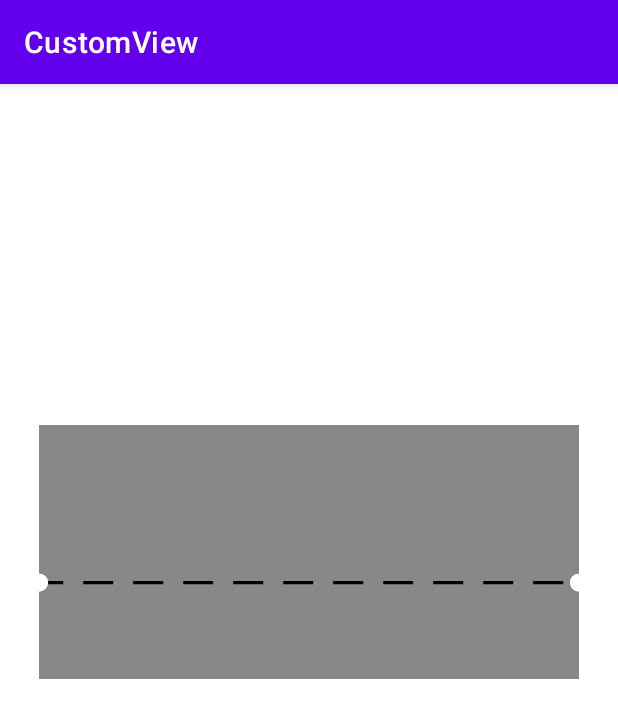
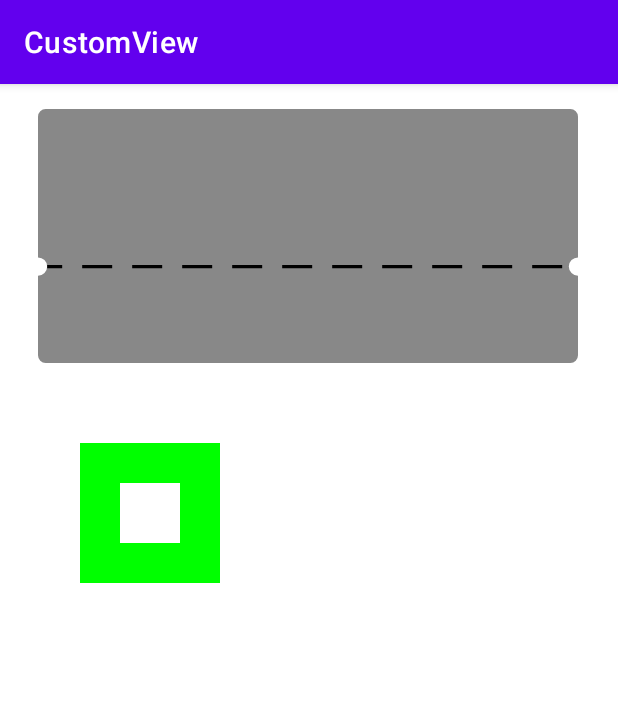
Before and after one commit to fast050/DrawShape, an Android app: the screen it shows after launch (MainActivity), on a phone screen of 412 x 824 dp. Shown: the top 718 px of the screen. Run offline under Robolectric (Android 15) with nearby library versions, the phone set to English and light mode, and no system bars.

Commit message:
draw ticket with round corner

```diff
--- /dev/null
+++ b/app/src/main/java/com/example/customview/InteractiveDrawingBackground.kt
@@ -0,0 +1,101 @@
+package com.example.customview
+
+import android.content.Context
+import android.graphics.Canvas
+import android.graphics.Color
+import android.graphics.Paint
+import android.util.AttributeSet
+import android.util.Log
+import android.view.MotionEvent
+import android.view.View
+
+class InteractiveDrawingBackground(
+    context: Context,
+    attributes: AttributeSet?,
+) :
+    View(context, attributes) {
+
+    private var cy: Float = 100f
+    private var cx: Float = 100f
+    var currentX: Float = 100f
+    var currentY: Float = 100f
+    var point1x = 0f
+    var point1y = 0f
+    var point2x = 0f
+    var point2y = 0f
+    private var counter = 0
+    private val paint = Paint()
+
+    init {
+        paint.apply {
+            color = Color.GREEN
+            style = Paint.Style.STROKE
+            strokeWidth = 40f
+        }
+    }
+
+
+    override fun onDraw(canvas: Canvas?) {
+        super.onDraw(canvas)
+
+        //canvas?.drawCircle(currentX,currentY , 100f , paint)
+        val paintLine = Paint().apply {
+            color = Color.RED
+            strokeWidth = 50f
+        }
+
+        Log.d("TAG", "onDraw :  $counter")
+
+        /*  if (counter==2){
+              canvas?.drawLine(point1x , point1y , point2x , point2y ,paintLine)
+              counter=0
+          }*/
+
+        canvas?.drawRect(
+            cx,
+            cy,
+            cx + 100f,
+            cy + 100f,
+            paint
+        )
+    }
+
+    override fun onTouchEvent(event: MotionEvent?): Boolean {
+        currentX = event?.x ?: 0f
+        currentY = event?.y ?: 0f
+        counter++
+        if (counter == 1) {
+            point1x = event?.x ?: 0f
+            point1y = event?.y ?: 0f
+        } else if (counter >= 2) {
+            point2x = event?.x ?: 0f
+            point2y = event?.y ?: 0f
+        }
+
+        when (event?.action) {
+            MotionEvent.ACTION_MOVE -> {
+
+                cx = event.x
+                cy = event.y
+
+                /*val dx = (x - cx).pow(2)
+                val dy = (y - cy).pow(2)*/
+
+                /*if (dx + dy < (radius).pow(2)) {
+                    cx = x
+                    cy = y
+                    // circle touched
+                    postInvalidate()
+
+                    return true
+                }*/
+
+                postInvalidate()
+            }
+        }
+
+
+        invalidate();
+        return super.onTouchEvent(event)
+    }
+}
--- a/app/src/main/java/com/example/customview/TicketBackGroundShape.kt
+++ b/app/src/main/java/com/example/customview/TicketBackGroundShape.kt
@@ -9,7 +9,7 @@ import androidx.cardview.widget.CardView
 
 class TicketBackGroundShape(context: Context, attrs: AttributeSet?) : View(context, attrs) {
     private val paint = Paint()
-    private var cornerRadius = 50f
+    private var cornerRadius = 5f
     private var innerRadius = 6f
     private var scaleFactor = 0f
 
@@ -21,7 +21,13 @@ class TicketBackGroundShape(context: Context, attrs: AttributeSet?) : View(conte
         super.onDraw(canvas)
 
         canvas?.let {
+            drawTicketRoundCorner(canvas)
+        }
 
+
+    }
+
+    private fun drawTicket(canvas: Canvas) {
         val originX = 0f.Scale() + scaleFactor.Scale()
         val originY = 0f.Scale() + scaleFactor.Scale()
         val width = width.toFloat() - scaleFactor.Scale() //335f
@@ -79,10 +85,112 @@ class TicketBackGroundShape(context: Context, attrs: AttributeSet?) : View(conte
             dashLinePointShiftFromOriginX,
             paints
         )
-
     }
 
+    private fun drawTicketRoundCorner(canvas: Canvas) {
+        val originX = 0f.Scale() + scaleFactor.Scale()
+        val originY = 0f.Scale() + scaleFactor.Scale()
+        val width = width.toFloat() - scaleFactor.Scale() //335f
+        val height = height.toFloat() - scaleFactor.Scale() //166f
+        val radios = innerRadius.Scale()
+        val dashLinePointShiftFromOriginX = 103f.Scale()
+        val dashLinePositionFromBottomShape = 63f.Scale()
 
+        val path = Path().apply {
+            moveTo(originX, originY)
+            lineTo(width - (cornerRadius.Scale() * 2), originY)
+
+            //arch in top right corner
+            arcTo(
+                width - (cornerRadius.Scale() * 2),
+                originY,
+                width,
+                originY + (cornerRadius.Scale() * 2),
+                270f,
+                90f,
+                false
+            )
+            lineTo(width, originY + (cornerRadius.Scale() * 2))
+
+            // arch internal right
+            lineTo(width, dashLinePointShiftFromOriginX - radios)
+            arcTo(
+                width - radios,
+                dashLinePointShiftFromOriginX - radios,
+                width + radios,
+                dashLinePointShiftFromOriginX + radios,
+                270f,
+                -180f,
+                false
+            )
+
+            //arch in bottom right corner
+            arcTo(
+                width - (cornerRadius.Scale() * 2),
+                height - (cornerRadius.Scale() * 2),
+                width,
+                height,
+                0f,
+                90f,
+                false
+            )
+            lineTo(width - (cornerRadius.Scale() * 2), height)
+            lineTo(originX + (cornerRadius.Scale() * 2), height)
+
+            //arch in bottom left corner
+            arcTo(
+                originX,
+                height - (cornerRadius.Scale() * 2),
+                originX + (cornerRadius.Scale() * 2),
+                height,
+                90f,
+                90f,
+                false
+            )
+            lineTo(originX, height - (cornerRadius.Scale() * 2))
+
+
+            //arch internal left
+            lineTo(originX, dashLinePositionFromBottomShape + radios)
+            arcTo(
+                originX - radios,
+                dashLinePointShiftFromOriginX - radios,
+                originX + radios,
+                dashLinePointShiftFromOriginX + radios,
+                90f,
+                -180f,
+                false
+            )
+
+            lineTo( originX , (cornerRadius.Scale()*2))
+            arcTo(
+                originX,
+                originY,
+                originX +(cornerRadius.Scale()*2),
+                originY + (cornerRadius.Scale()*2),
+                180f,
+                90f,
+                false
+            )
+            close()
+        }
+
+        canvas.drawPath(path, paint)
+
+        val paints = Paint().apply {
+            color = Color.BLACK
+            strokeWidth = 2f.Scale()
+            style = Paint.Style.STROKE
+            pathEffect = DashPathEffect(floatArrayOf(30f, 20f), 15f)
+        }
+
+        canvas.drawLine(
+            originX + radios,
+            dashLinePointShiftFromOriginX,
+            width - radios,
+            dashLinePointShiftFromOriginX,
+            paints
+        )
     }
 
     fun Float.Scale(): Float {
--- a/app/src/main/res/layout/activity_main.xml
+++ b/app/src/main/res/layout/activity_main.xml
@@ -13,8 +13,16 @@
         app:cardCornerRadius="15dp"
         app:layout_constraintBottom_toBottomOf="parent"
         app:layout_constraintEnd_toEndOf="parent"
+        app:layout_constraintHorizontal_bias="0.49"
         app:layout_constraintStart_toStartOf="parent"
         app:layout_constraintTop_toTopOf="parent"
-        app:layout_constraintVertical_bias="0.38" />
+        app:layout_constraintVertical_bias="0.028" />
+
+    <com.example.customview.InteractiveDrawingBackground
+        android:layout_width="wrap_content"
+        android:layout_height="0dp"
+        app:layout_constraintBottom_toBottomOf="parent"
+        app:layout_constraintStart_toStartOf="parent"
+        app:layout_constraintTop_toBottomOf="@+id/ticketBackGroundShape" />
 
 </androidx.constraintlayout.widget.ConstraintLayout>
```
Lines whose indentation alone changed are shown as unchanged.
